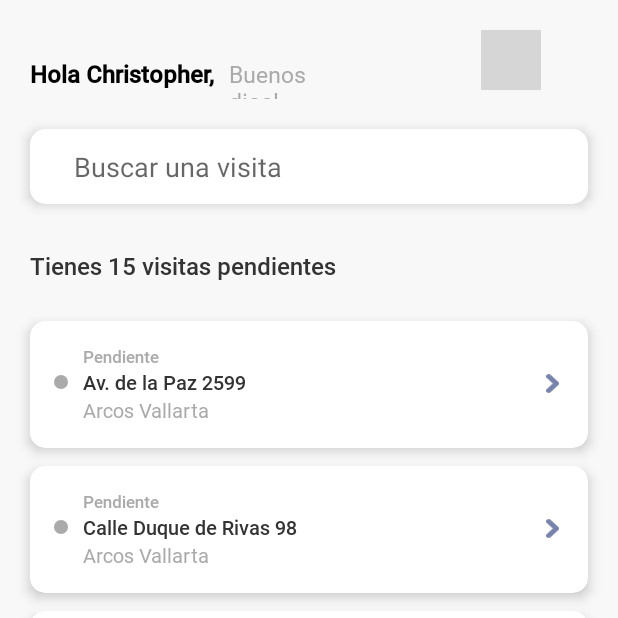
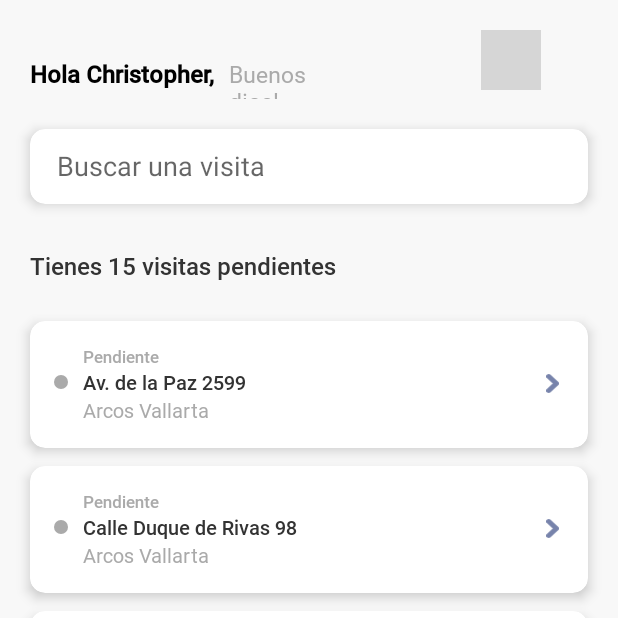
Before and after one commit to cristo25/Reto, an Android app: the screen it shows after launch (MainActivity), on a phone screen of 412 x 824 dp, the top half of it. Run offline under Robolectric (Android 15) with nearby library versions, the phone set to English and light mode, and no system bars; our stand-ins replace CircleImageView; grey boxes are pictures that could not be loaded.

Commit message:
Update of Layouts and Real time location

```diff
--- a/app/src/main/java/com/example/locationmaker2/data/database/entities/DataEntities.kt
+++ b/app/src/main/java/com/example/locationmaker2/data/database/entities/DataEntities.kt
@@ -4,7 +4,7 @@ import androidx.room.ColumnInfo
 import androidx.room.Entity
 import androidx.room.PrimaryKey
 
-//@Entity(tableName = "Direcciones")
+@Entity(tableName = "Direcciones")
 data class DataEntities (@PrimaryKey(autoGenerate = true)
                         @ColumnInfo(name = "id" ) var id : Int = 0,
                         @ColumnInfo(name = "visited" ) var visited : Boolean,
--- a/app/src/main/res/layout/activity_main.xml
+++ b/app/src/main/res/layout/activity_main.xml
@@ -63,19 +63,16 @@
         card_view:cardBackgroundColor="#FFFFFFFF"
         card_view:cardCornerRadius="10dp"
         card_view:cardElevation="5dp"
-        card_view:contentPadding="8dp">
+        card_view:contentPadding="2dp">
 
         <RelativeLayout
             android:layout_width="match_parent"
-            android:layout_height="wrap_content">
+            android:layout_height="match_parent">
 
             <androidx.appcompat.widget.SearchView
                 android:id="@+id/svBusquedaPrincipalWidget"
                 android:layout_width="match_parent"
-                android:layout_height="wrap_content"
-                android:fontFamily="@font/robotoregular"
-                android:layout_marginLeft="5dp"
-                android:layout_marginRight="10dp"
+                android:layout_height="match_parent"
                 app:iconifiedByDefault="false"
                 app:layout_constraintCircleRadius="10dp"
                 app:queryBackground="@android:color/transparent"
--- a/app/src/main/res/values-night/themes.xml
+++ b/app/src/main/res/values-night/themes.xml
@@ -13,5 +13,7 @@
         <item name="android:statusBarColor">@color/BackgroundPrincipal</item>
         <!-- Customize your theme here. -->
         <item name="android:windowLightStatusBar">true</item>
+        <item name="android:editTextColor">#3C3C3C</item>
+        <item name="android:textColorHint">#AAA</item>
     </style>
 </resources>
```
Also changed, not shown: app/src/main/java/com/example/locationmaker2/MainActivity.kt (+8 -3 lines), app/src/main/java/com/example/locationmaker2/NavegationMapActivity.kt (+19 -1 lines), app/src/main/java/com/example/locationmaker2/data/database/dao/DataDao.kt (+0 -12 lines).
